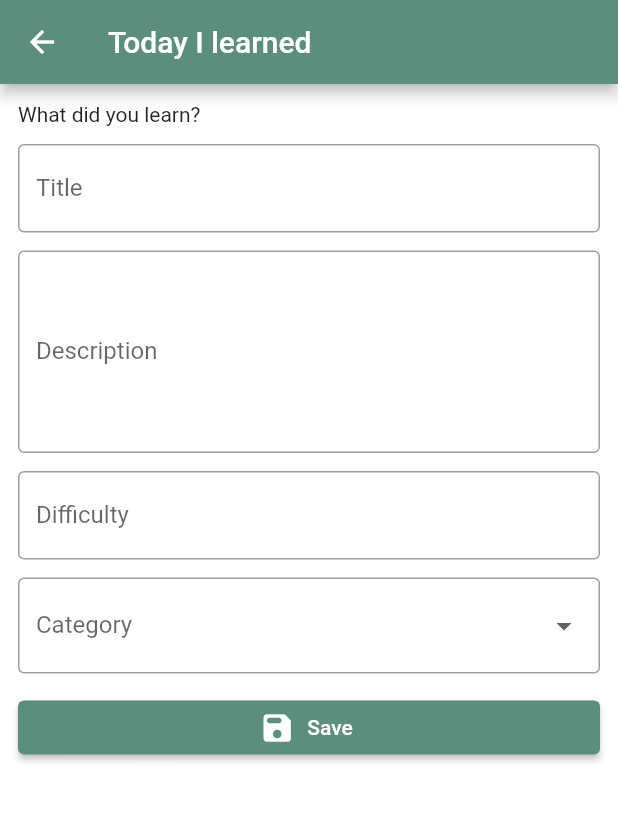
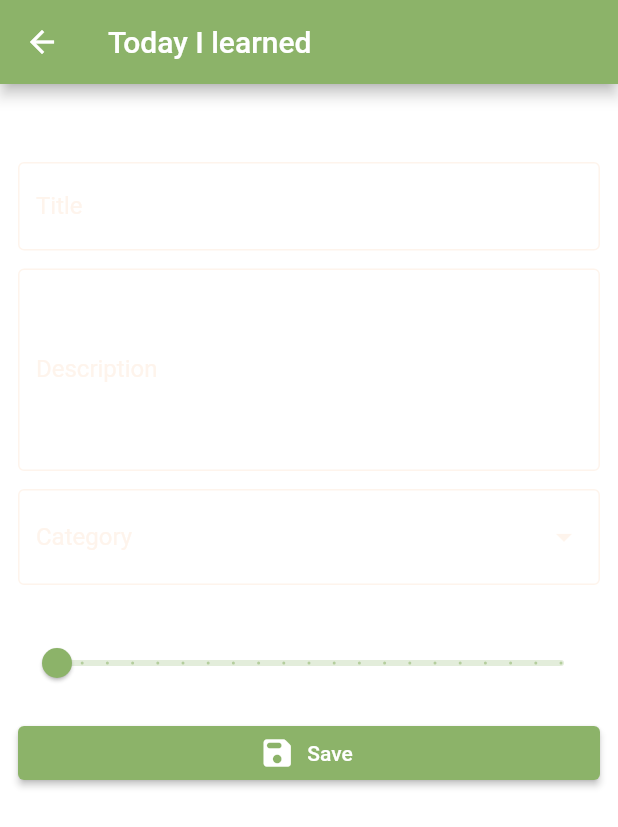
Before and after one commit to inf0rmatix/today_i_learned, a Flutter app: the _CreateLearningPageView screen opened directly, on a phone screen of 412 x 824 dp. Shown: the top 827 px of the screen. Run offline on Flutter 3.47's test engine with Material 2 defaults, Android fonts, the phone set to English and light mode, and no system bars; our stand-ins replace bloc, easy_localization, flutter_bloc, freezed_annotation, go_router; generated files the repository leaves out were written again; statements that could not run were skipped.

Commit message:
implementing difficulty, improving theming

```diff
--- a/lib/src/core/blocs/blocs.dart
+++ b/lib/src/core/blocs/blocs.dart
@@ -1 +1 @@
-export 'category/categories_cubit.dart';
+export 'categories/categories_cubit.dart';
--- a/lib/src/core/config/app_colors.dart
+++ b/lib/src/core/config/app_colors.dart
@@ -6,6 +6,7 @@ class AppColors {
   static const olivine = Color(0xFF8CB369);
   static const flax = Color(0xFFF4E285);
   static const sandyBrown = Color(0xFFF4A259);
+  static const seashell = Color(0xFFFEF4EC);
   static const wintergreenDream = Color(0xFF5B8E7D);
   static const bittersweetShimmer = Color(0xFFBC4B51); // error
 
--- /dev/null
+++ b/lib/src/core/config/app_config.dart
@@ -0,0 +1,7 @@
+class AppConfig {
+  AppConfig._();
+
+  static const double difficultyMaximum = 10;
+  static const double difficultyMinimum = 0;
+  static const int difficultyDivisions = 20;
+}
--- a/lib/src/core/config/app_theme.dart
+++ b/lib/src/core/config/app_theme.dart
@@ -6,11 +6,30 @@ class AppTheme {
 
   static final light = ThemeData.from(
     colorScheme: const ColorScheme.light(
-      primary: AppColors.wintergreenDream,
+      primary: AppColors.olivine,
       secondary: AppColors.sandyBrown,
       tertiary: AppColors.flax,
       error: AppColors.bittersweetShimmer,
-      background: AppColors.olivine,
+      background: AppColors.wintergreenDream,
+      onBackground: AppColors.seashell,
+    ),
+    textTheme: Typography.whiteHelsinki,
+  ).copyWith(
+    hintColor: AppColors.seashell,
+    highlightColor: AppColors.seashell,
+    inputDecorationTheme: const InputDecorationTheme(
+      iconColor: AppColors.seashell,
+      prefixIconColor: AppColors.seashell,
+      suffixIconColor: AppColors.seashell,
+      border: OutlineInputBorder(),
+      labelStyle: TextStyle(
+        color: AppColors.seashell,
+      ),
+      enabledBorder: OutlineInputBorder(
+        borderSide: BorderSide(
+          color: AppColors.seashell,
+        ),
+      ),
     ),
   );
 }
--- a/lib/src/core/config/config.dart
+++ b/lib/src/core/config/config.dart
@@ -1,5 +1,6 @@
 export 'app_alpha.dart';
 export 'app_colors.dart';
+export 'app_config.dart';
 export 'app_font_size.dart';
 export 'app_spacing.dart';
 export 'app_theme.dart';
--- a/lib/src/core/models/learning/learning_model.dart
+++ b/lib/src/core/models/learning/learning_model.dart
@@ -9,7 +9,7 @@ class LearningModel with _$LearningModel {
     required String uid,
     required String title,
     required String description,
-    required String difficulty,
+    required double difficulty,
     String? category,
     required DateTime created,
     DateTime? updated,
--- a/lib/src/core/models/models.dart
+++ b/lib/src/core/models/models.dart
@@ -1,2 +1,2 @@
+export 'category/category_model.dart';
 export 'learning/learning_model.dart';
-export 'category/category_model.dart';
--- a/lib/src/core/widgets/custom_dropdown_button_form_field.dart
+++ b/lib/src/core/widgets/custom_dropdown_button_form_field.dart
@@ -1,4 +1,5 @@
 import 'package:flutter/material.dart';
+import 'package:today_i_learned/src/core/config/app_colors.dart';
 
 class CustomDropdownButtonFormField<T> extends DropdownButtonFormField<T> {
   CustomDropdownButtonFormField({
@@ -14,7 +15,7 @@ class CustomDropdownButtonFormField<T> extends DropdownButtonFormField<T> {
           onChanged: onChanged,
           decoration: InputDecoration(
             label: label == null ? null : Text(label),
-            border: const OutlineInputBorder(),
           ),
+          iconEnabledColor: AppColors.seashell,
         );
 }
--- /dev/null
+++ b/lib/src/core/widgets/custom_slider.dart
@@ -0,0 +1,23 @@
+// ignore_for_file: no-magic-number
+
+import 'package:flutter/material.dart';
+
+class CustomSlider extends Slider {
+  const CustomSlider({
+    Key? key,
+    required double value,
+    required ValueChanged<double>? onChanged,
+    double min = 0,
+    double max = 1,
+    int? divisions,
+    String? label,
+  }) : super(
+          key: key,
+          value: value,
+          onChanged: onChanged,
+          min: min,
+          max: max,
+          divisions: divisions,
+          label: label,
+        );
+}
--- a/lib/src/core/widgets/custom_text_form_field.dart
+++ b/lib/src/core/widgets/custom_text_form_field.dart
@@ -12,7 +12,6 @@ class CustomTextFormField extends TextFormField {
   }) : super(
           key: key,
           decoration: InputDecoration(
-            border: const OutlineInputBorder(),
             label: Text(label),
           ),
           onChanged: onChanged,
--- a/lib/src/create_learning/blocs/create_learning/create_learning_cubit.dart
+++ b/lib/src/create_learning/blocs/create_learning/create_learning_cubit.dart
@@ -24,7 +24,7 @@ class CreateLearningCubit extends Cubit<CreateLearningState> {
     emit(state.copyWith(description: description));
   }
 
-  void changeDifficulty(String difficulty) {
+  void changeDifficulty(double difficulty) {
     emit(state.copyWith(difficulty: difficulty));
   }
 
@@ -49,7 +49,7 @@ class CreateLearningCubit extends Cubit<CreateLearningState> {
               uid: '',
               title: state.title,
               description: state.description,
-              difficulty: 'super hard', // TODO(1nf0rmatix): remove mock values
+              difficulty: state.difficulty, // TODO(1nf0rmatix): remove mock values
               category: state.category?.uid,
               created: DateTime.now(),
             ),
--- a/lib/src/create_learning/blocs/create_learning/create_learning_state.dart
+++ b/lib/src/create_learning/blocs/create_learning/create_learning_state.dart
@@ -6,7 +6,8 @@ class CreateLearningState with _$CreateLearningState {
     // TODO(1nf0rmatx): use the model for learning
     @Default('') String title,
     @Default('') String description,
-    @Default('') String difficulty,
+    // ignore: no-magic-number
+    @Default(0) double difficulty,
     CategoryModel? category,
     @Default(false) bool isLoading,
     LearningModel? learning,
--- a/lib/src/create_learning/views/create_learning_page.dart
+++ b/lib/src/create_learning/views/create_learning_page.dart
@@ -1,6 +1,8 @@
 import 'package:flutter/material.dart';
 import 'package:flutter_bloc/flutter_bloc.dart';
+import 'package:today_i_learned/src/core/config/config.dart';
 import 'package:today_i_learned/src/core/core.dart';
+import 'package:today_i_learned/src/core/widgets/custom_slider.dart';
 import 'package:today_i_learned/src/create_learning/blocs/blocs.dart';
 
 class CreateLearningPage extends StatelessWidget {
@@ -34,7 +36,7 @@ class _CreateLearningPageView extends StatelessWidget {
             child: ListView(
               padding: const EdgeInsets.all(AppSpacing.L),
               children: [
-                const Text('What did you learn?'),
+                const CustomText.headline1('What did you learn?'),
                 const SizedBox(height: AppSpacing.L),
                 CustomTextFormField(
                   label: 'Title',
@@ -44,11 +46,6 @@ class _CreateLearningPageView extends StatelessWidget {
                 CustomTextFormField.multiline(
                   label: 'Description',
                   onChanged: (description) => context.read<CreateLearningCubit>().changeDescription(description),
-                ),
-                const SizedBox(height: AppSpacing.L),
-                CustomTextFormField(
-                  label: 'Difficulty',
-                  onChanged: (description) => context.read<CreateLearningCubit>().changeDifficulty(description),
                 ),
                 const SizedBox(height: AppSpacing.L),
                 BlocSelector<CategoriesCubit, CategoriesState, List<CategoryModel>>(
@@ -72,6 +69,21 @@ class _CreateLearningPageView extends StatelessWidget {
                       },
                     );
                   },
+                ),
+                const SizedBox(height: AppSpacing.L),
+                CustomText('How hard was it? 0 - super easy, 10 - super hard'),
+                BlocSelector<CreateLearningCubit, CreateLearningState, double>(
+                  selector: (state) => state.difficulty,
+                  builder: (context, difficulty) => CustomSlider(
+                    // ignore: avoid_redundant_argument_values
+                    min: AppConfig.difficultyMinimum,
+                    max: AppConfig.difficultyMaximum,
+                    divisions: AppConfig.difficultyDivisions,
+                    value: difficulty,
+                    // ignore: no-magic-number
+                    label: difficulty.toStringAsFixed(1),
+                    onChanged: (value) => context.read<CreateLearningCubit>().changeDifficulty(value),
+                  ),
                 ),
                 const SizedBox(height: AppSpacing.L),
                 ElevatedButton.icon(
--- a/lib/src/mock/learnings_mock.dart
+++ b/lib/src/mock/learnings_mock.dart
@@ -1,3 +1,5 @@
+import 'dart:math';
+
 import 'package:today_i_learned/src/core/core.dart';
 
 class LearningsMock {
@@ -6,7 +8,7 @@ class LearningsMock {
       uid: '',
       title: 'Something nice',
       description: 'I quite appreciate that',
-      difficulty: 'super hard',
+      difficulty: randomDifficulty(),
       category: 'flutter',
       created: DateTime(2022, 3, 2),
     ),
@@ -14,7 +16,7 @@ class LearningsMock {
       uid: '',
       title: 'Something nice',
       description: 'I quite appreciate that',
-      difficulty: 'super hard',
+      difficulty: randomDifficulty(),
       category: 'flutter',
       created: DateTime(2022, 3, 4),
     ),
@@ -22,7 +24,7 @@ class LearningsMock {
       uid: '',
       title: 'Something nice',
       description: 'I quite appreciate that',
-      difficulty: 'super hard',
+      difficulty: randomDifficulty(),
       category: 'flutter',
       created: DateTime(2022, 3, 5),
     ),
@@ -30,7 +32,7 @@ class LearningsMock {
       uid: '',
       title: 'Something nice',
       description: 'I quite appreciate that',
-      difficulty: 'super hard',
+      difficulty: randomDifficulty(),
       category: 'flutter',
       created: DateTime(2022, 3, 5),
     ),
@@ -38,7 +40,7 @@ class LearningsMock {
       uid: '',
       title: 'Something nice',
       description: 'I quite appreciate that',
-      difficulty: 'super hard',
+      difficulty: randomDifficulty(),
       category: 'flutter',
       created: DateTime(2022, 3, 7),
     ),
@@ -46,7 +48,7 @@ class LearningsMock {
       uid: '',
       title: 'Something nice',
       description: 'I quite appreciate that',
-      difficulty: 'super hard',
+      difficulty: randomDifficulty(),
       category: 'flutter',
       created: DateTime(2022, 3, 8),
     ),
@@ -57,4 +59,10 @@ class LearningsMock {
       await learningRepository.create(learning);
     }
   }
+
+  static double randomDifficulty() {
+    return (Random().nextDouble() * AppConfig.difficultyMaximum)
+        .clamp(AppConfig.difficultyMinimum, AppConfig.difficultyMaximum)
+        .toDouble();
+  }
 }
```
Also changed, not shown: lib/src/core/blocs/categories/categories_cubit.dart (renamed from lib/src/core/blocs/category/categories_cubit.dart), lib/src/core/blocs/categories/categories_state.dart (renamed from lib/src/core/blocs/category/categories_state.dart).
